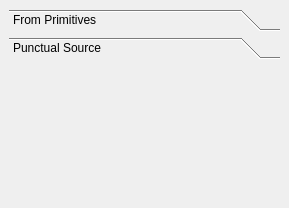
Qt form inputGen/ui/samplerfactory.ui (amonszpart/RAPter) before a commit.
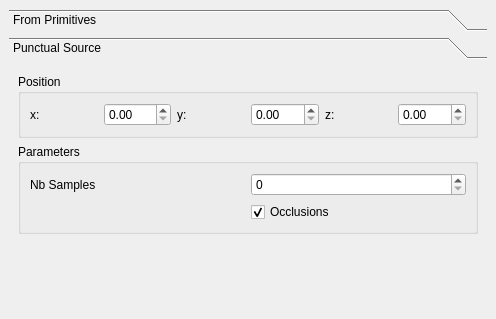
The same form after that commit.

Commit message: Add new sampler UI and code basis

```diff
--- a/inputGen/ui/samplerfactory.ui
+++ b/inputGen/ui/samplerfactory.ui
@@ -6,8 +6,8 @@
    <rect>
     <x>0</x>
     <y>0</y>
-    <width>289</width>
-    <height>208</height>
+    <width>496</width>
+    <height>319</height>
    </rect>
   </property>
   <property name="windowTitle">
@@ -88,8 +88,8 @@
         <rect>
          <x>0</x>
          <y>0</y>
-         <width>271</width>
-         <height>95</height>
+         <width>465</width>
+         <height>178</height>
         </rect>
        </property>
        <attribute name="label">
@@ -98,9 +98,101 @@
        <attribute name="toolTip">
         <string>Punctual sampling source, like kinect</string>
        </attribute>
+       <layout class="QGridLayout" name="gridLayout">
+        <item row="0" column="0">
+         <widget class="QGroupBox" name="_samplerPunctualPosGroup">
+          <property name="title">
+           <string>Position</string>
+          </property>
+          <layout class="QHBoxLayout" name="horizontalLayout">
+           <item>
+            <widget class="QLabel" name="_samplerPunctualPosXLabel">
+             <property name="text">
+              <string>x:</string>
+             </property>
+             <property name="buddy">
+              <cstring>_samplerPunctualPosX</cstring>
+             </property>
+            </widget>
+           </item>
+           <item>
+            <widget class="QDoubleSpinBox" name="_samplerPunctualPosX"/>
+           </item>
+           <item>
+            <widget class="QLabel" name="_samplerPunctualPosYLabel">
+             <property name="text">
+              <string>y:</string>
+             </property>
+             <property name="buddy">
+              <cstring>_samplerPunctualPosY</cstring>
+             </property>
+            </widget>
+           </item>
+           <item>
+            <widget class="QDoubleSpinBox" name="_samplerPunctualPosY"/>
+           </item>
+           <item>
+            <widget class="QLabel" name="_samplerPunctualPosZLabel">
+             <property name="text">
+              <string>z:</string>
+             </property>
+             <property name="buddy">
+              <cstring>_samplerPunctualPosZ</cstring>
+             </property>
+            </widget>
+           </item>
+           <item>
+            <widget class="QDoubleSpinBox" name="_samplerPunctualPosZ"/>
+           </item>
+          </layout>
+         </widget>
+        </item>
+        <item row="1" column="0">
+         <widget class="QGroupBox" name="_samplerPunctualParamGroup">
+          <property name="title">
+           <string>Parameters</string>
+          </property>
+          <layout class="QGridLayout" name="gridLayout_4">
+           <item row="0" column="0">
+            <widget class="QLabel" name="_samplerPunctualParamNbSamplesLabel">
+             <property name="text">
+              <string>Nb Samples</string>
+             </property>
+            </widget>
+           </item>
+           <item row="1" column="1">
+            <widget class="QCheckBox" name="_samplerPunctualParamOcclusion">
+             <property name="text">
+              <string>Occlusions</string>
+             </property>
+             <property name="checked">
+              <bool>true</bool>
+             </property>
+            </widget>
+           </item>
+           <item row="0" column="1">
+            <widget class="QSpinBox" name="_samplerPunctualParamNbSamples"/>
+           </item>
+          </layout>
+         </widget>
+        </item>
+       </layout>
       </widget>
      </widget>
     </item>
+    <item row="1" column="0">
+     <spacer name="verticalSpacer_2">
+      <property name="orientation">
+       <enum>Qt::Vertical</enum>
+      </property>
+      <property name="sizeHint" stdset="0">
+       <size>
+        <width>20</width>
+        <height>40</height>
+       </size>
+      </property>
+     </spacer>
+    </item>
    </layout>
   </widget>
  </widget>
```
Left out of the diff: 4 changed lines with no effect on the pictures. The commit also changes 5 other files.
